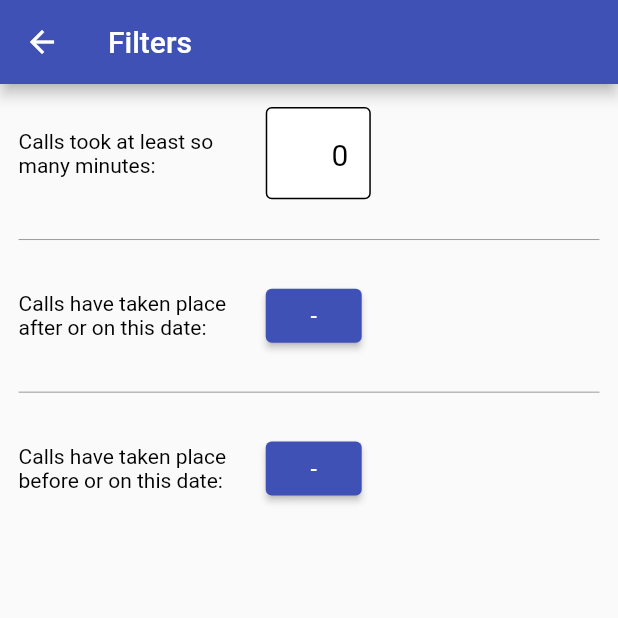
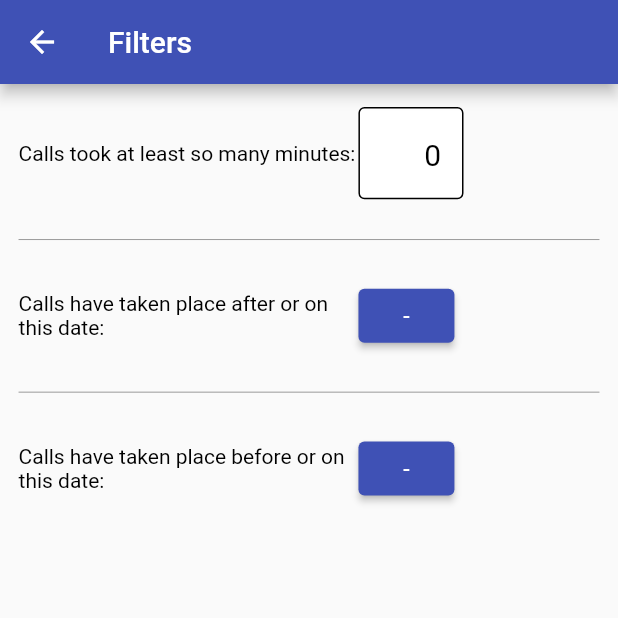
Before and after one commit to Flonator3000/call-history, a Flutter app: the FilterScreen screen opened by its route, on a phone screen of 412 x 824 dp, the top half of it. Run offline on Flutter 3.47's test engine with Material 2 defaults, Android fonts, the light colour scheme and no system bars; our stand-ins replace fluttertoast, get_it, hive, hive_flutter, injectable; missing offline and left inert: call_log; accounts and stored records are empty; generated files the repository leaves out were written again.

Commit message:
Adjust filter screen layout

```diff
--- a/lib/screen/filter_screen.dart
+++ b/lib/screen/filter_screen.dart
@@ -25,7 +25,6 @@ class _FilterScreenState extends State<FilterScreen> {
     return WillPopScope(
       onWillPop: () async {
         bool shouldPop = true;
-        //TODO shouldPop = await showWarning(context); https://www.youtube.com/watch?v=vEmJLvL1pzQ
         return shouldPop;
       },
       child: Scaffold(
@@ -64,7 +63,7 @@ class _FilterScreenState extends State<FilterScreen> {
     return Row(
       children: [
         SizedBox(
-          width: mediaQueryUtil.width(0.4),
+          width: mediaQueryUtil.width(0.55),
           child: Text(
             appLocalizations.minDurationInfoText,
             style: const TextStyle(color: Colors.black),
@@ -107,7 +106,7 @@ class _FilterScreenState extends State<FilterScreen> {
     return Row(
       children: [
         SizedBox(
-          width: mediaQueryUtil.width(0.4),
+          width: mediaQueryUtil.width(0.55),
           child: Text(
             appLocalizations.startDateInfoText,
             style: const TextStyle(color: Colors.black),
@@ -152,7 +151,7 @@ class _FilterScreenState extends State<FilterScreen> {
     return Row(
       children: [
         SizedBox(
-          width: mediaQueryUtil.width(0.4),
+          width: mediaQueryUtil.width(0.55),
           child: Text(
             appLocalizations.endDateInfoText,
             style: const TextStyle(color: Colors.black),
```
